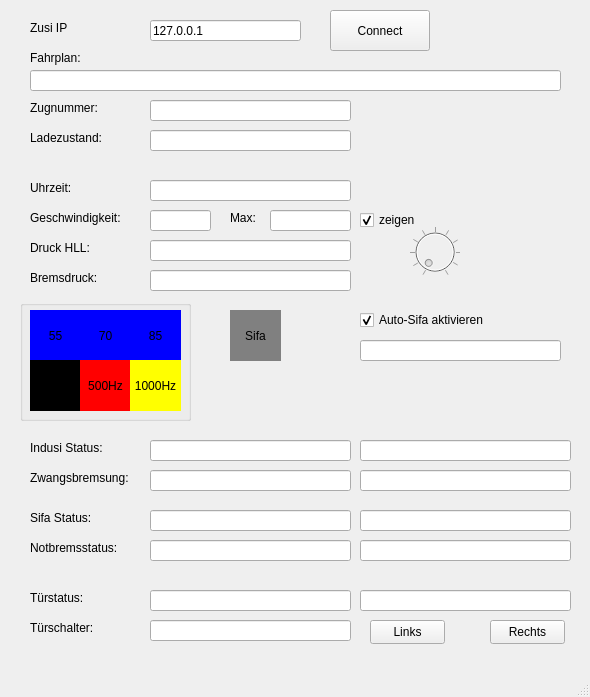
This is examples/pyzusidisplay/form.ui in jokey2k/pyzusi3 as Qt 5 draws it before an edit. The edited form follows.
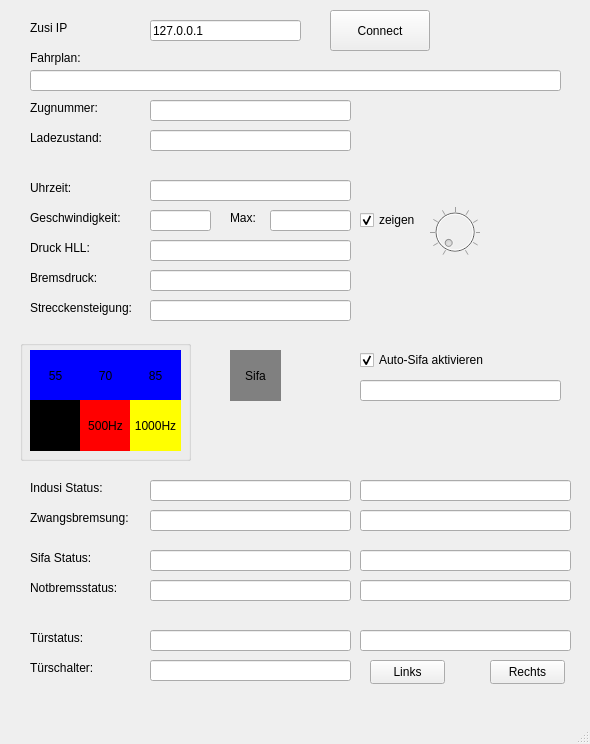
This is the edited form.

Commit message: Calculate up/down reference

The edit to the form file:
```diff
--- a/examples/pyzusidisplay/form.ui
+++ b/examples/pyzusidisplay/form.ui
@@ -7,7 +7,7 @@
     <x>0</x>
     <y>0</y>
     <width>590</width>
-    <height>697</height>
+    <height>744</height>
    </rect>
   </property>
   <property name="windowTitle">
@@ -70,7 +70,7 @@
     <property name="geometry">
      <rect>
       <x>20</x>
-      <y>300</y>
+      <y>340</y>
       <width>171</width>
       <height>121</height>
      </rect>
@@ -216,7 +216,7 @@
     <property name="geometry">
      <rect>
       <x>230</x>
-      <y>310</y>
+      <y>350</y>
       <width>51</width>
       <height>51</height>
      </rect>
@@ -238,7 +238,7 @@
     <property name="geometry">
      <rect>
       <x>30</x>
-      <y>440</y>
+      <y>480</y>
       <width>91</width>
       <height>16</height>
      </rect>
@@ -251,7 +251,7 @@
     <property name="geometry">
      <rect>
       <x>150</x>
-      <y>440</y>
+      <y>480</y>
       <width>201</width>
       <height>21</height>
      </rect>
@@ -267,7 +267,7 @@
     <property name="geometry">
      <rect>
       <x>30</x>
-      <y>510</y>
+      <y>550</y>
       <width>111</width>
       <height>16</height>
      </rect>
@@ -280,7 +280,7 @@
     <property name="geometry">
      <rect>
       <x>150</x>
-      <y>510</y>
+      <y>550</y>
       <width>201</width>
       <height>21</height>
      </rect>
@@ -322,7 +322,7 @@
     <property name="geometry">
      <rect>
       <x>30</x>
-      <y>540</y>
+      <y>580</y>
       <width>111</width>
       <height>16</height>
      </rect>
@@ -335,7 +335,7 @@
     <property name="geometry">
      <rect>
       <x>150</x>
-      <y>540</y>
+      <y>580</y>
       <width>201</width>
       <height>21</height>
      </rect>
@@ -351,7 +351,7 @@
     <property name="geometry">
      <rect>
       <x>360</x>
-      <y>510</y>
+      <y>550</y>
       <width>211</width>
       <height>21</height>
      </rect>
@@ -367,7 +367,7 @@
     <property name="geometry">
      <rect>
       <x>360</x>
-      <y>440</y>
+      <y>480</y>
       <width>211</width>
       <height>21</height>
      </rect>
@@ -383,7 +383,7 @@
     <property name="geometry">
      <rect>
       <x>360</x>
-      <y>540</y>
+      <y>580</y>
       <width>211</width>
       <height>21</height>
      </rect>
@@ -399,7 +399,7 @@
     <property name="geometry">
      <rect>
       <x>150</x>
-      <y>470</y>
+      <y>510</y>
       <width>201</width>
       <height>21</height>
      </rect>
@@ -415,7 +415,7 @@
     <property name="geometry">
      <rect>
       <x>30</x>
-      <y>470</y>
+      <y>510</y>
       <width>111</width>
       <height>16</height>
      </rect>
@@ -428,7 +428,7 @@
     <property name="geometry">
      <rect>
       <x>360</x>
-      <y>470</y>
+      <y>510</y>
       <width>211</width>
       <height>21</height>
      </rect>
@@ -457,7 +457,7 @@
     <property name="geometry">
      <rect>
       <x>30</x>
-      <y>590</y>
+      <y>630</y>
       <width>111</width>
       <height>16</height>
      </rect>
@@ -470,7 +470,7 @@
     <property name="geometry">
      <rect>
       <x>150</x>
-      <y>590</y>
+      <y>630</y>
       <width>201</width>
       <height>21</height>
      </rect>
@@ -486,7 +486,7 @@
     <property name="geometry">
      <rect>
       <x>360</x>
-      <y>590</y>
+      <y>630</y>
       <width>211</width>
       <height>21</height>
      </rect>
@@ -674,7 +674,7 @@
     <property name="geometry">
      <rect>
       <x>360</x>
-      <y>310</y>
+      <y>350</y>
       <width>151</width>
       <height>20</height>
      </rect>
@@ -690,7 +690,7 @@
     <property name="geometry">
      <rect>
       <x>360</x>
-      <y>340</y>
+      <y>380</y>
       <width>201</width>
       <height>21</height>
      </rect>
@@ -706,7 +706,7 @@
     <property name="geometry">
      <rect>
       <x>30</x>
-      <y>620</y>
+      <y>660</y>
       <width>111</width>
       <height>16</height>
      </rect>
@@ -719,7 +719,7 @@
     <property name="geometry">
      <rect>
       <x>150</x>
-      <y>620</y>
+      <y>660</y>
       <width>201</width>
       <height>21</height>
      </rect>
@@ -737,8 +737,8 @@
     </property>
     <property name="geometry">
      <rect>
-      <x>410</x>
-      <y>220</y>
+      <x>430</x>
+      <y>200</y>
       <width>50</width>
       <height>64</height>
      </rect>
@@ -760,7 +760,7 @@
     <property name="geometry">
      <rect>
       <x>370</x>
-      <y>620</y>
+      <y>660</y>
       <width>75</width>
       <height>24</height>
      </rect>
@@ -773,7 +773,7 @@
     <property name="geometry">
      <rect>
       <x>490</x>
-      <y>620</y>
+      <y>660</y>
       <width>75</width>
       <height>24</height>
      </rect>
@@ -782,6 +782,32 @@
      <string>Rechts</string>
     </property>
    </widget>
+   <widget class="QLineEdit" name="steigung">
+    <property name="geometry">
+     <rect>
+      <x>150</x>
+      <y>300</y>
+      <width>201</width>
+      <height>21</height>
+     </rect>
+    </property>
+    <property name="readOnly">
+     <bool>true</bool>
+    </property>
+   </widget>
+   <widget class="QLabel" name="label_5">
+    <property name="geometry">
+     <rect>
+      <x>30</x>
+      <y>300</y>
+      <width>111</width>
+      <height>16</height>
+     </rect>
+    </property>
+    <property name="text">
+     <string>Strecckensteigung:</string>
+    </property>
+   </widget>
   </widget>
   <widget class="QMenuBar" name="menubar">
    <property name="geometry">
```
The commit also changes 2 other files.
